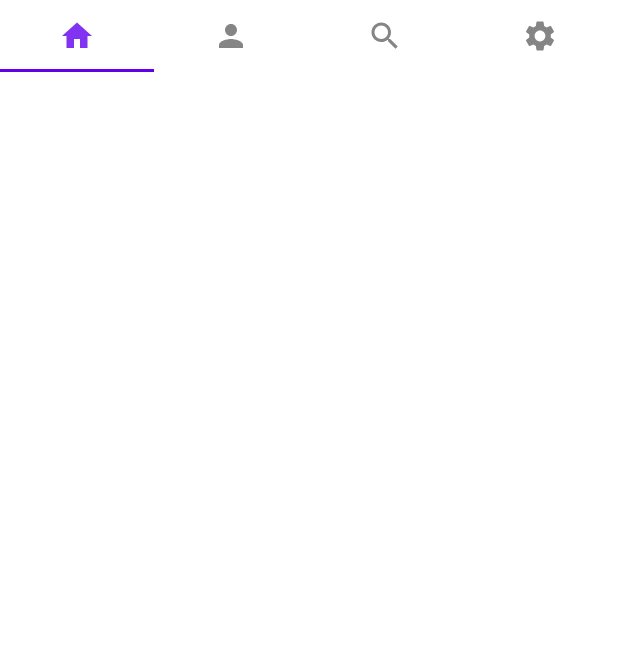
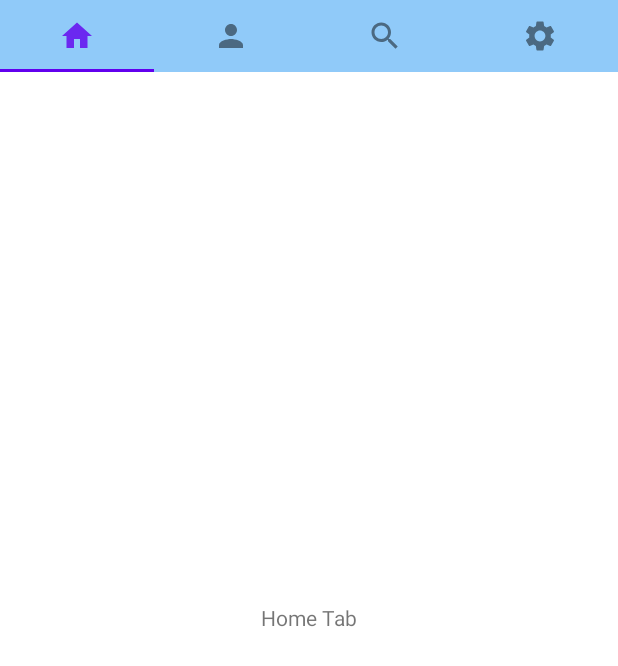
Before and after one commit to NSU-FA20-CSE486-1/1731136_FA2020_CSE486.1, an Android app: the screen it shows after launch (MainActivity), on a phone screen of 412 x 824 dp. Shown: the top 666 px of the screen. Run offline under Robolectric (Android 15) with nearby library versions, the phone set to English and light mode, and no system bars.

Commit message:
Lab, Assignment, Bug #29: Completed, tab item onClick not working. On tab items click not working, but tab changes on swipe.

```diff
--- a/Assignments/Lab/Lab 08 - Dec 17 2020 Thursday/TabsApp/app/src/main/java/com/nsu/ece/ferdouszislam/cse486l/sec01/tabsapp/MainActivity.java
+++ b/Assignments/Lab/Lab 08 - Dec 17 2020 Thursday/TabsApp/app/src/main/java/com/nsu/ece/ferdouszislam/cse486l/sec01/tabsapp/MainActivity.java
@@ -1,14 +1,120 @@
 package com.nsu.ece.ferdouszislam.cse486l.sec01.tabsapp;
 
 import androidx.appcompat.app.AppCompatActivity;
+import androidx.viewpager.widget.ViewPager;
 
 import android.os.Bundle;
+import android.util.Log;
+import android.view.View;
+
+import com.google.android.material.tabs.TabLayout;
+
 
 public class MainActivity extends AppCompatActivity {
+
+    private static final String TAG = "MA-debug";
+    // previous selected tab position
+    // required to switch to last selected tab
+    // when user presses physical back button
+    private int mPreviousSelectedTabPosition = -1;
+
+    // ui
+    private TabLayout mNavigationTabLayout;
+    private ViewPager mNavigationViewPager;
+    private NavigationTabPagerAdapter mNavigationTabPagerAdapter;
 
     @Override
     protected void onCreate(Bundle savedInstanceState) {
         super.onCreate(savedInstanceState);
         setContentView(R.layout.activity_main);
+
+        init();
+    }
+
+    /*
+    Physical back button press callback
+    show last picked tab,
+    if no last picked tab then close activity
+     */
+    @Override
+    public void onBackPressed() {
+
+        if(mPreviousSelectedTabPosition!=-1 && mNavigationViewPager!=null){
+
+            mNavigationViewPager.setCurrentItem(mPreviousSelectedTabPosition);
+        }
+
+        else finish();
+    }
+
+
+    private void init() {
+
+        setupNavigationFragment();
+
+    }
+
+    private void setupNavigationFragment() {
+
+        mNavigationTabLayout = findViewById(R.id.navigation_tab);
+
+        mNavigationViewPager = findViewById(R.id.navigation_viewPager);
+
+        mNavigationTabPagerAdapter =
+                new NavigationTabPagerAdapter(getSupportFragmentManager(), mNavigationTabLayout.getTabCount());
+
+        mNavigationViewPager.setAdapter(mNavigationTabPagerAdapter);
+
+        // navigation tab onClick listener
+        mNavigationViewPager.addOnPageChangeListener(new TabLayout.TabLayoutOnPageChangeListener(mNavigationTabLayout));
+        mNavigationTabLayout.addOnTabSelectedListener(new TabLayout.OnTabSelectedListener() {
+            @Override
+            public void onTabSelected(TabLayout.Tab tab) {
+
+                changeTab(tab.getPosition());
+            }
+
+            @Override
+            public void onTabUnselected(TabLayout.Tab tab) {
+
+                mPreviousSelectedTabPosition = tab.getPosition();
+            }
+
+            @Override
+            public void onTabReselected(TabLayout.Tab tab) {
+
+            }
+        });
+
+    }
+
+    public void homeTabItemClick(View view) {
+
+        changeTab(NavigationTabPagerAdapter.HOME_TAB_ID);
+    }
+
+    public void profileTabItemClick(View view) {
+
+        changeTab(NavigationTabPagerAdapter.PROFILE_TAB_ID);
+    }
+
+    public void searchTabItemClick(View view) {
+
+        changeTab(NavigationTabPagerAdapter.SEARCH_TAB_ID);
+    }
+
+    public void settingsTabItemClick(View view) {
+
+        changeTab(NavigationTabPagerAdapter.SETTINGS_TAB_ID);
+    }
+
+    /*
+    change screen based on navigation tab selection
+     */
+    private void changeTab(int tabPosition){
+
+        if(mNavigationViewPager!=null){
+            mNavigationViewPager.setCurrentItem(tabPosition);
+        }
     }
 }
--- a/Assignments/Lab/Lab 08 - Dec 17 2020 Thursday/TabsApp/app/src/main/java/com/nsu/ece/ferdouszislam/cse486l/sec01/tabsapp/NavigationTabPagerAdapter.java
+++ b/Assignments/Lab/Lab 08 - Dec 17 2020 Thursday/TabsApp/app/src/main/java/com/nsu/ece/ferdouszislam/cse486l/sec01/tabsapp/NavigationTabPagerAdapter.java
@@ -3,6 +3,7 @@ package com.nsu.ece.ferdouszislam.cse486l.sec01.tabsapp;
 import androidx.annotation.NonNull;
 import androidx.fragment.app.Fragment;
 import androidx.fragment.app.FragmentManager;
+import androidx.fragment.app.FragmentStatePagerAdapter;
 import androidx.viewpager2.adapter.FragmentStateAdapter;
 
 import com.nsu.ece.ferdouszislam.cse486l.sec01.tabsapp.FragmentScreens.HomeTabFragment;
@@ -13,7 +14,7 @@ import com.nsu.ece.ferdouszislam.cse486l.sec01.tabsapp.FragmentScreens.SettingsT
 /**
  * Adapter to fill Activity with appropriate fragment view
  */
-public class NavigationTabPagerAdapter extends FragmentStateAdapter {
+public class NavigationTabPagerAdapter extends FragmentStatePagerAdapter {
 
     public static final int HOME_TAB_ID = 0;
     public static final int PROFILE_TAB_ID = 1;
@@ -22,14 +23,14 @@ public class NavigationTabPagerAdapter extends FragmentStateAdapter {
 
     private int mNumOfTabs;
 
-    public NavigationTabPagerAdapter(@NonNull Fragment fragment, int numOfTabs) {
-        super(fragment);
-        mNumOfTabs = numOfTabs;
+    public NavigationTabPagerAdapter(@NonNull FragmentManager fm, int mNumOfTabs) {
+        super(fm, BEHAVIOR_RESUME_ONLY_CURRENT_FRAGMENT);
+        this.mNumOfTabs = mNumOfTabs;
     }
 
     @NonNull
     @Override
-    public Fragment createFragment(int position) {
+    public Fragment getItem(int position) {
 
         switch (position){
 
@@ -42,12 +43,11 @@ public class NavigationTabPagerAdapter extends FragmentStateAdapter {
             case SETTINGS_TAB_ID: return new SettingsTabFragment();
 
             default: return null;
-
         }
     }
 
     @Override
-    public int getItemCount() {
+    public int getCount() {
         return mNumOfTabs;
     }
 }
--- a/Assignments/Lab/Lab 08 - Dec 17 2020 Thursday/TabsApp/app/src/main/res/layout/activity_main.xml
+++ b/Assignments/Lab/Lab 08 - Dec 17 2020 Thursday/TabsApp/app/src/main/res/layout/activity_main.xml
@@ -6,40 +6,50 @@
     android:layout_height="match_parent"
     tools:context=".MainActivity">
 
-
     <com.google.android.material.tabs.TabLayout
         android:id="@+id/navigation_tab"
         android:layout_width="match_parent"
-        android:layout_height="wrap_content">
+        android:layout_height="wrap_content"
+        android:background="#90CAF9"
+        app:tabPadding="8dp">
 
         <com.google.android.material.tabs.TabItem
             android:id="@+id/home_tabItem"
             android:layout_width="wrap_content"
             android:layout_height="wrap_content"
             android:layout_gravity="center"
-            android:icon="@drawable/ic_action_home" />
+            android:icon="@drawable/ic_action_home"
+            android:onClick="homeTabItemClick" />
 
         <com.google.android.material.tabs.TabItem
             android:id="@+id/profile_tabItem"
             android:layout_width="wrap_content"
             android:layout_height="wrap_content"
             android:layout_gravity="center"
-            android:icon="@drawable/ic_action_profile" />
+            android:icon="@drawable/ic_action_profile"
+            android:onClick="profileTabItemClick" />
 
         <com.google.android.material.tabs.TabItem
             android:id="@+id/search_tabItem"
             android:layout_width="wrap_content"
             android:layout_height="wrap_content"
             android:layout_gravity="center"
-            android:icon="@drawable/ic_action_search" />
+            android:icon="@drawable/ic_action_search"
+            android:onClick="searchTabItemClick" />
 
         <com.google.android.material.tabs.TabItem
             android:id="@+id/settings_tabItem"
             android:layout_width="wrap_content"
             android:layout_height="wrap_content"
             android:layout_gravity="center"
-            android:icon="@drawable/ic_action_settings" />
+            android:icon="@drawable/ic_action_settings"
+            android:onClick="settingsTabItemClick" />
 
     </com.google.android.material.tabs.TabLayout>
 
+    <androidx.viewpager.widget.ViewPager
+        android:id="@+id/navigation_viewPager"
+        android:layout_width="match_parent"
+        android:layout_height="match_parent" />
+
 </RelativeLayout>
```
